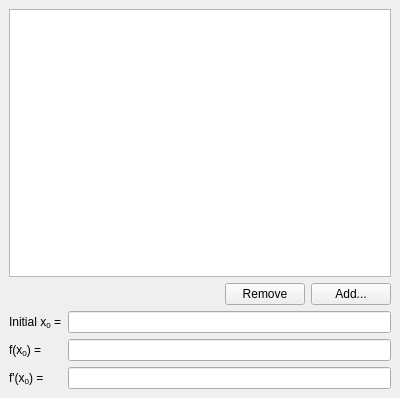
The window that kmplot/initialconditionswidget.ui (KDE/kmplot) describes before a commit, drawn with Qt 5.
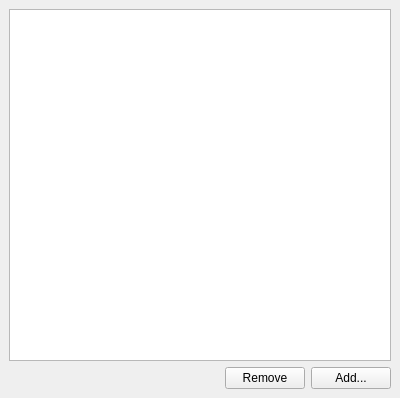
The same window after the commit. Custom widgets are drawn as their Qt base class.

Commit message: - Replaced initial conditions editor/widget used for differential equations.   Subclass QTableView (along with the other fun Qt model/view stuff) instead of   having a list of line-edits. - Also fixed crash with differential equations - wasn't updating the initial   condition vector properly.

```diff
--- a/kmplot/initialconditionswidget.ui
+++ b/kmplot/initialconditionswidget.ui
@@ -23,7 +23,7 @@
     <number>6</number>
    </property>
    <item>
-    <widget class="QListWidget" name="list" />
+    <widget class="InitialConditionsView" name="view" />
    </item>
    <item>
     <layout class="QHBoxLayout" >
@@ -62,63 +62,14 @@
      </item>
     </layout>
    </item>
-   <item>
-    <layout class="QGridLayout" >
-     <property name="margin" >
-      <number>0</number>
-     </property>
-     <property name="spacing" >
-      <number>6</number>
-     </property>
-     <item row="2" column="0" >
-      <widget class="QLabel" name="label_9" >
-       <property name="text" >
-        <string>f'(x&lt;sub>0&lt;/sub>) = </string>
-       </property>
-      </widget>
-     </item>
-     <item row="2" column="1" >
-      <widget class="EquationEdit" name="initial_df" />
-     </item>
-     <item row="1" column="1" >
-      <widget class="EquationEdit" name="initial_f" />
-     </item>
-     <item row="0" column="0" >
-      <widget class="QLabel" name="label_7" >
-       <property name="text" >
-        <string>Initial x&lt;sub>0&lt;/sub> =</string>
-       </property>
-      </widget>
-     </item>
-     <item row="0" column="1" >
-      <widget class="EquationEdit" name="initial_x" />
-     </item>
-     <item row="1" column="0" >
-      <widget class="QLabel" name="label_8" >
-       <property name="text" >
-        <string>f(x&lt;sub>0&lt;/sub>) = </string>
-       </property>
-      </widget>
-     </item>
-    </layout>
-   </item>
   </layout>
  </widget>
  <pixmapfunction></pixmapfunction>
  <customwidgets>
   <customwidget>
-   <class>KLineEdit</class>
-   <extends>QLineEdit</extends>
-   <header>klineedit.h</header>
-   <container>0</container>
-   <pixmap></pixmap>
-  </customwidget>
-  <customwidget>
-   <class>EquationEdit</class>
-   <extends>KLineEdit</extends>
-   <header>equationedit.h</header>
-   <container>0</container>
-   <pixmap></pixmap>
+   <class>InitialConditionsView</class>
+   <extends>QTableView</extends>
+   <header>initialconditionseditor.h</header>
   </customwidget>
  </customwidgets>
  <resources/>
```
Left out of the diff: 8 changed lines with no effect on the pictures. The commit also changes 16 other files.
